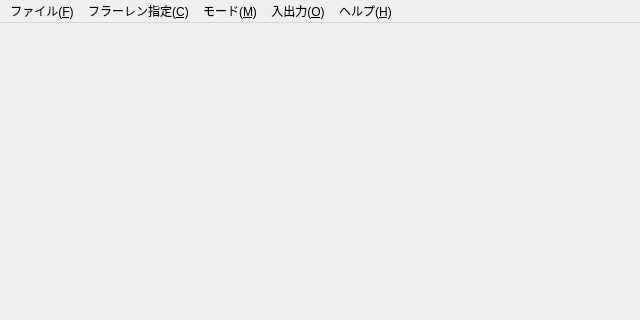
First picture: the form in src/Qt/MainWindow.ui, repository DrScKAWAMOTO/FullereneViewer, before the edit; both pictures show x 0 to 640 and y 0 to 320 of the 640 by 499 pixel window.
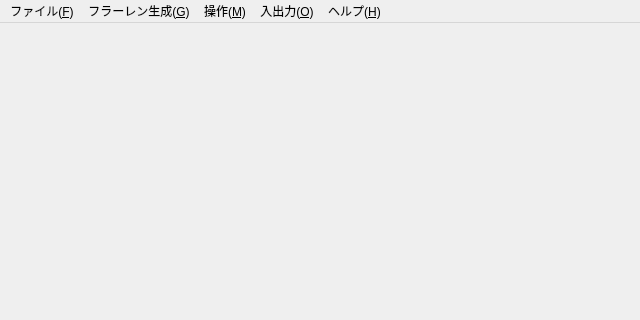
Second picture: the form after the edit.

Commit message: 設定画面：開フラーレンがある場合は、鼓状に配置する機能実装。 メニュー＆ショートカット：裏返し機能実装。 メニュー＆ショートカット：最遠環除去機能実装。

Patch:
```diff
--- a/src/Qt/MainWindow.ui
+++ b/src/Qt/MainWindow.ui
@@ -30,16 +30,16 @@
     <addaction name="action_C"/>
     <addaction name="action_Q"/>
    </widget>
-   <widget class="QMenu" name="menu_C">
+   <widget class="QMenu" name="menu_G">
     <property name="title">
-     <string>フラーレン指定(&amp;C)</string>
+     <string>フラーレン生成(&amp;G)</string>
     </property>
     <addaction name="action_S"/>
     <addaction name="action_F"/>
    </widget>
    <widget class="QMenu" name="menu_M">
     <property name="title">
-     <string>モード(&amp;M)</string>
+     <string>操作(&amp;M)</string>
     </property>
     <addaction name="action_Z"/>
     <addaction name="action_X"/>
@@ -61,7 +61,7 @@
     <addaction name="action_A"/>
    </widget>
    <addaction name="menu_F"/>
-   <addaction name="menu_C"/>
+   <addaction name="menu_G"/>
    <addaction name="menu_M"/>
    <addaction name="menu_O"/>
    <addaction name="menu_H"/>
```
Left out of the diff: 40 changed lines with no effect on the pictures. The commit also changes 19 other files.
